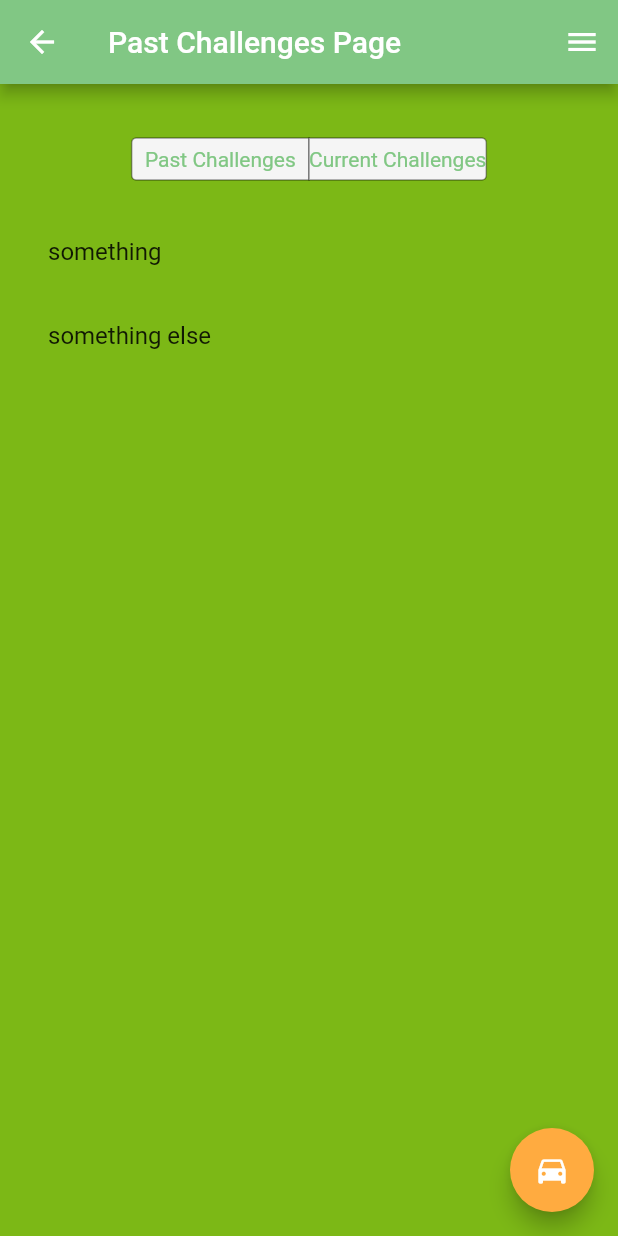
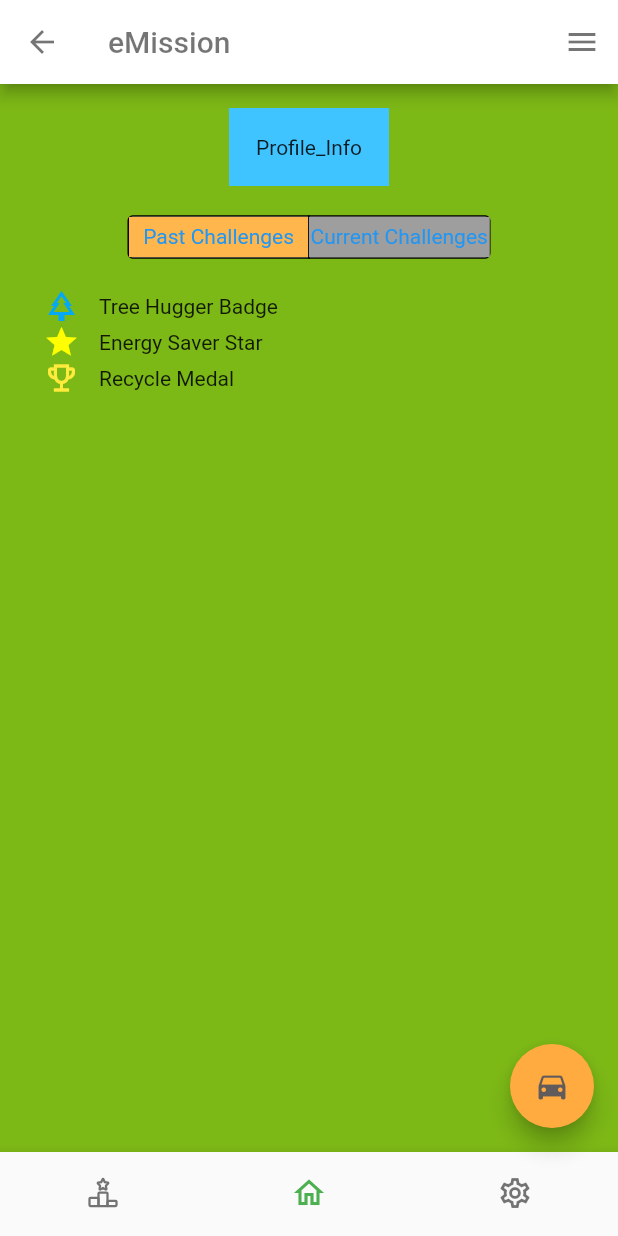
Before and after one commit to Developer-DUCS/eMission, a Flutter app: the ChallengePage widget shown alone on an empty page, opened directly, after a tap on "Past Challenges", on a phone screen of 412 x 824 dp. Run offline on Flutter 3.47's test engine with Material 2 defaults, Android fonts, the phone set to English and light mode, and no system bars; our stand-ins replace flutter_svg.

Commit message:
completed both challenge pages and routed them using layout.

```diff
--- a/lib/challenge_page.dart
+++ b/lib/challenge_page.dart
@@ -1,57 +1,32 @@
-//
-//
-//
+///
+/// challenge_page.dart
+/// Initializes ChallengePage and PastChallengesPage classes for eMision Application.
+///
+///
+/// Created: Chris Warren
 
+
+// import statements
 import 'package:flutter/cupertino.dart';
 import 'package:flutter/material.dart';
 
 
 
-/* */
+/*
+    Initializes ChallengePage Class and returns a container of the pages various Widgets
+*/
 class ChallengePage extends StatelessWidget {
   const ChallengePage({super.key});
 
   @override
   Widget build(BuildContext context) {
-    return Scaffold(
-      appBar: AppBar(
-        title: const Text('Challenge Page'),
-        backgroundColor: Colors.green[300],
-      ),
-      endDrawer: Drawer(
-        backgroundColor: Colors.black,
-        child: ListView(
-          padding: EdgeInsets.zero,
-          children: const [
-            DrawerHeader(
-              decoration: BoxDecoration(
-                color: Colors.blue,
-              ),
-              child: Text('Drawer Header'),
-            ),
-            ListTile(
-              title: Text('Item 1'),
-              textColor: Colors.yellow,
-            ),
-          ]
-        )
-      ),
-      floatingActionButton: const FloatingActionButton(
-        shape: CircleBorder(),
-        splashColor: Colors.white,
-        backgroundColor: Colors.orangeAccent,
-        foregroundColor: Colors.white,
-        onPressed: null,
-        child: Icon(Icons.directions_car),
-      ),
-      floatingActionButtonLocation: FloatingActionButtonLocation.endFloat,
-      body: Container(
+    return Container(
         padding: const EdgeInsets.all(16.0),
         color: const Color.fromRGBO(255, 168, 48, 100),
         child:  const Column(
           mainAxisAlignment: MainAxisAlignment.start,
           children:<Widget> [
-            ChallengePageState(),
+            ToggleButton(isPastPage: false),
             Row(
               mainAxisAlignment: MainAxisAlignment.spaceEvenly,
               children: [
@@ -87,47 +62,54 @@ class ChallengePage extends StatelessWidget {
             ChallengesTable(),
           ],
         )
-      ),
       );
   }
 }
 
 
 
-/* Challenge Page Segmented Button and State Change*/
-class ChallengePageState extends StatefulWidget{
-  const ChallengePageState({super.key});
+/*
+    A custom ToggleButton Widget that returns a CupertinoSegmentedControl Button.
+    This button gives the user the ability to toggle between the current and past challenges.
+    The constructor initializes a boolean value (isPastPage) that determines whether or not the past
+    challenges page is being displayed.
 
-  @override
-  State<ChallengePageState> createState() => _ChallengePageState();
-}
+    If isPastPage is true, the past_challenges route is pushed from the Navigator and the Segmented Button color is changed.
+*/
+class ToggleButton extends StatelessWidget {
+  final bool isPastPage;
 
-class _ChallengePageState extends State<ChallengePageState> {
-  late int groupValue;
+  const ToggleButton({super.key, required this.isPastPage});
 
   @override
   Widget build(BuildContext context){
     return CupertinoSegmentedControl<String>(
       padding: const EdgeInsets.all(20.0),
-      //groupValue: groupValue,
-      selectedColor: Colors.green[300],
-      unselectedColor: Colors.grey[100],
-      borderColor: Colors.black38,
-      pressedColor: Colors.green[300],
-      children: const {
-        'Past': Text("Past Challenges"),
-        'Current': Text("Current Challenges"),
+      borderColor: Colors.black,
+      children: {
+        'Past': Container(
+          color: isPastPage
+          ? Colors.orange[300]
+          : Colors.grey,
+          padding: const EdgeInsets.fromLTRB(9.5,5,9.5,5.8),
+          child: const Text("Past Challenges"),
+        ),
+        'Current': Container(
+          color: isPastPage
+          ? Colors.grey
+          : Colors.orange[300],
+          padding: const EdgeInsets.fromLTRB(1,5,1.3,5.8),
+          child: const Text("Current Challenges")
+        ),
       },
       onValueChanged: (String value){
-        setState(() {
         if (value == 'Past'){
           Navigator.of(context).pop();
-            Navigator.of(context).push(MaterialPageRoute(builder: (context) => const PastChallengesPage()));
-          } else if(value == 'Current') {
+          Navigator.pushNamed(context, 'past_challenges');
+        } else {
           Navigator.of(context).pop();
-            Navigator.of(context).push(MaterialPageRoute(builder: (context) => const ChallengePage()));
+          Navigator.pushNamed(context, 'challenges');
         }
-        });
       },
     );
   }
@@ -135,67 +117,83 @@ class _ChallengePageState extends State<ChallengePageState> {
 
 
 
-
+/*
+    The PastChallengesPage custom widget class returns a container with the widgets and assets necessary to display the user's
+    past/completed challenges, along with any badges the user has earned.
+*/
 class PastChallengesPage extends StatelessWidget {
   const PastChallengesPage({super.key});
 
   @override
   Widget build(BuildContext context) {
-    return Scaffold(
-      appBar: AppBar(
-        title: const Text('Past Challenges Page'),
-        backgroundColor: Colors.green[300],
-      ),
-      endDrawer: Drawer(
-        backgroundColor: Colors.black,
-        child: ListView(
-          padding: EdgeInsets.zero,
-          children: const [
-            DrawerHeader(
-              decoration: BoxDecoration(
-                color: Colors.blue,
-              ),
-              child: Text('Drawer Header'),
-            ),
-            ListTile(
-              title: Text('Item 1'),
-              textColor: Colors.yellow,
-            ),
-          ]
-        )
-      ),
-      floatingActionButton: const FloatingActionButton(
-        shape: CircleBorder(),
-        splashColor: Colors.white,
-        backgroundColor: Colors.orangeAccent,
-        foregroundColor: Colors.white,
-        onPressed: null,
-        child: Icon(Icons.directions_car),
-      ),
-      floatingActionButtonLocation: FloatingActionButtonLocation.endFloat,
-      body: Container(
+    return Container(
       padding: const EdgeInsets.all(16.0),
       color:const Color.fromRGBO(124, 184, 22, 100),
-        child: const Column(
+      child: Column(
         mainAxisAlignment: MainAxisAlignment.start,
         children:<Widget> [
-            ChallengePageState(),
+          Container(
+            padding: const EdgeInsets.all(18.0),
+            color: Colors.lightBlueAccent,
+            child: const Text("Profile_Info"),
+          ),
+          const ToggleButton(isPastPage: true),
           // May need to create a '_tile' class to streamline the list tile processes
           Column(
             children: [
-                ListTile(
-                  title: Text("something"),
-                  tileColor: Colors.black,
+              Table(
+                border: const TableBorder(horizontalInside: BorderSide(width: 1, color: Color.fromRGBO(124, 184, 22, 100), style: BorderStyle.solid)),
+                columnWidths: const <int, TableColumnWidth>{
+                  0: FixedColumnWidth(50),
+                  1: FlexColumnWidth(),
+                },
+                defaultVerticalAlignment: TableCellVerticalAlignment.middle,
+                children: const <TableRow>[
+                  TableRow(
+                    children: <Widget>[
+                      TableCell(
+                        child: Icon(
+                          Icons.park_outlined,
+                          color: Colors.lightBlue,
                         ),
-                ListTile(
-                  title: Text("something else"),
-                  tileColor: Colors.black,
+                      ),
+                      TableCell(
+                        child: Text("Tree Hugger Badge"),
+                      ),
+                    ],
+                  ),
+                  TableRow(
+                    children: <Widget>[
+                      TableCell(
+                        child: Icon(
+                          Icons.star,
+                          color: Colors.yellowAccent,
+                        ),
+                      ),
+                      TableCell(
+                        child: Text("Energy Saver Star"),
+                      ),
+                    ],
+                  ),
+                  TableRow(
+                    children: <Widget>[
+                      TableCell(
+                        child: Icon(
+                          Icons.emoji_events_outlined,
+                          color: Colors.yellow,
+                        ),
+                      ),
+                      TableCell(
+                        child: Text("Recycle Medal"),
+                      ),
+                    ],
+                  ),
+                ],
               ),
             ],
           ),
         ],
       )
-      ),
     );
   }
 }
@@ -204,7 +202,14 @@ class PastChallengesPage extends StatelessWidget {
 
 
 
-/* Challenge Page Checkboxes */
+
+
+
+
+/*
+    The Checkbox Example class creates and returns a Checkbox Widget that is rendered on the ChallengePage.
+    This checkbox can be clicked by the user changing it's state and color accordingly.
+ */
 class CheckboxExample extends StatefulWidget {
   const CheckboxExample({super.key});
 
@@ -243,14 +248,17 @@ class _CheckboxExampleState extends State<CheckboxExample> {
 }
 
 
-/* Challenge Page Table */
+/*
+    The ChallengesTable Widget class returns a Table Widget to the application's Challenges Page.
+    This table has 5 columns and lists the current challenges that the user can attempt alongside the number of points
+    the challenge is worth.
+*/
 class ChallengesTable extends StatelessWidget {
   const ChallengesTable({super.key});
 
   @override
   Widget build(BuildContext context) {
     return Table(
-      //border: TableBorder.all(),
       border: const TableBorder(horizontalInside: BorderSide(width: 1, color: Colors.blue, style: BorderStyle.solid)),
       columnWidths: const <int, TableColumnWidth>{
         0: FixedColumnWidth(45),
--- a/lib/layout.dart
+++ b/lib/layout.dart
@@ -15,6 +15,33 @@ class Layout extends StatelessWidget {
   Widget build(BuildContext context) {
     return Scaffold(
       appBar: appBar ? AppBar(title: const Text('eMission'), backgroundColor: Colors.white, foregroundColor: Colors.black54,) : null,
+      endDrawer: Drawer(
+        backgroundColor: Colors.black,
+        child: ListView(
+          padding: EdgeInsets.zero,
+          children: const [
+            DrawerHeader(
+              decoration: BoxDecoration(
+                color: Colors.blue,
+              ),
+              child: Text('Drawer Header'),
+            ),
+            ListTile(
+              title: Text('Item 1'),
+              textColor: Colors.yellow,
+            ),
+          ]
+        )
+      ),
+      floatingActionButton: const FloatingActionButton(
+        shape: CircleBorder(),
+        splashColor: Colors.white,
+        backgroundColor: Colors.orangeAccent,
+        foregroundColor: Color.fromARGB(255, 98, 91, 91),
+        onPressed: null,
+        child: Icon(Icons.directions_car),
+      ),
+      floatingActionButtonLocation: FloatingActionButtonLocation.endFloat,
       body: body,
       bottomNavigationBar: bottomBar ? BottomNavigationBar(
         onTap: (index) => { Navigator.pushNamed(context, pages[index])},
--- a/lib/login.dart
+++ b/lib/login.dart
@@ -84,7 +84,7 @@ class Login extends StatelessWidget {
                       foregroundColor:const Color.fromARGB(244, 0, 0, 0),
                       backgroundColor: const Color.fromARGB(244, 244, 248, 6),
                     ),
-                    onPressed: () { Navigator.pushNamed(context, 'settings'); },
+                    onPressed: () { Navigator.pushNamed(context, 'challenges'); },
                     child: const Text('Submit')),
                   ),
                 ),
--- a/lib/main.dart
+++ b/lib/main.dart
@@ -16,12 +16,14 @@ class MyApp extends StatelessWidget {
   Widget build(BuildContext context) {
     return MaterialApp(
       title: 'eMission',
-      initialRoute: 'home',
+      initialRoute: 'login',
       routes: {
         'login': (context) => const Layout(body: Login(), appBar: false, bottomBar: false),
         'home': (context) => const Layout(body: Settings(), pageIndex: 1,),
         'leaderboard': (context) => const Layout(body: Settings(), pageIndex: 0,),
-        'settings': (context) => const Layout(body: Settings(), pageIndex: 2,)
+        'settings': (context) => const Layout(body: Settings(), pageIndex: 2,),
+        'challenges': (context) => const Layout(body: ChallengePage(), pageIndex: 1,),
+        'past_challenges': (context) => const Layout(body: PastChallengesPage(), pageIndex: 1,)
       },
     );
   }
--- a/pubspec.yaml
+++ b/pubspec.yaml
@@ -64,6 +64,7 @@ flutter:
     - assets/images/pexels-robert-so-18127674-2.jpg
     - assets/images/drawing_new.svg
     - assets/images/eMission_logo.svg
+    - assets/images/leaderboard-outline.svg
 
   # custom fonts
   fonts:
```
Lines whose indentation alone changed are shown as unchanged.
